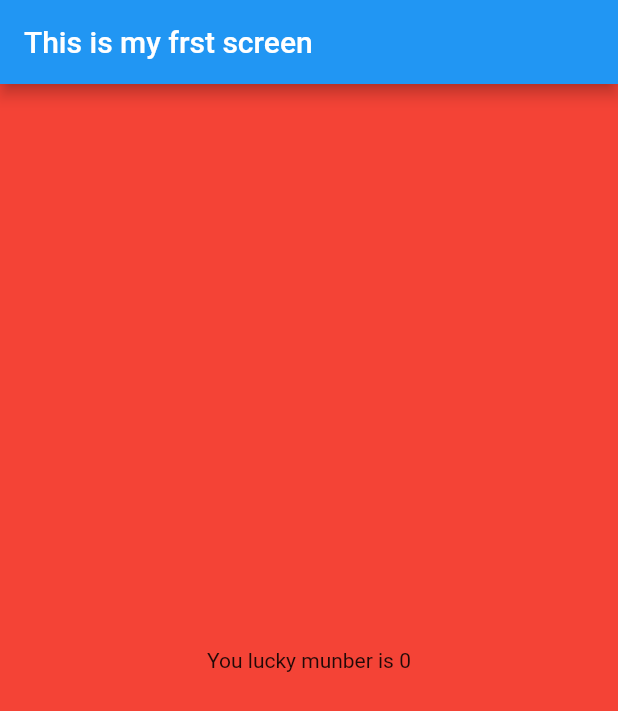
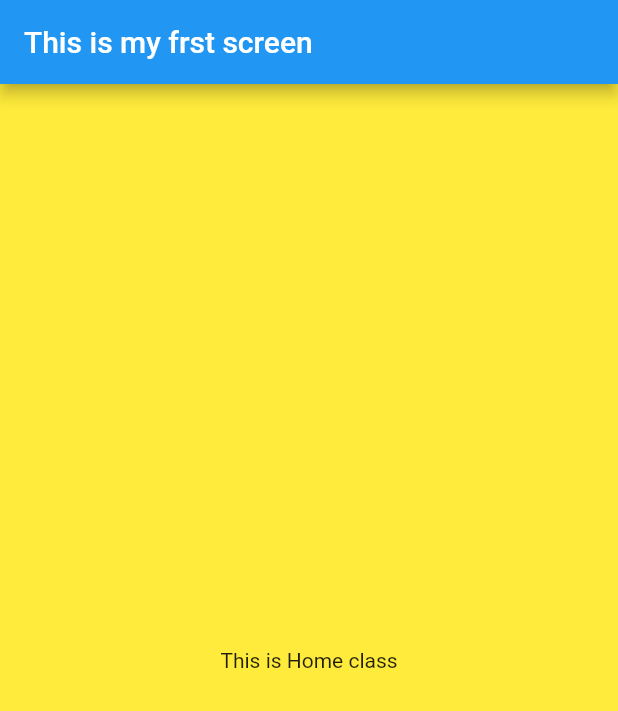
Before and after one commit to Ruchika30/FlutterApp, a Flutter app: the screen it shows after launch, on a phone screen of 412 x 824 dp. Shown: the top 711 px of the screen. Run offline on Flutter 3.47's test engine with Material 2 defaults, Android fonts, the phone set to English and light mode, and no system bars.

Commit message:
Calling another file from main

```diff
--- a/lib/main.dart
+++ b/lib/main.dart
@@ -1,5 +1,6 @@
 import 'package:flutter/material.dart';
 import './screens//first_screen.dart';
+import "./screens//Home.dart";
 
 void main() => runApp(new FlitterApp());
 
@@ -9,10 +10,10 @@ class FlitterApp extends StatelessWidget{
   Widget build(BuildContext context){
     return  MaterialApp(
       debugShowCheckedModeBanner: false,
-      title: 'Thus ius neww',
+      title: 'EXploring UI widgets',
       home: Scaffold(
         appBar: AppBar(title: Text("This is my frst screen"),),
-        body:  FirstScreen()
+        body:  Home()
       )
   );
   }
--- /dev/null
+++ b/lib/screens/Home.dart
@@ -0,0 +1,15 @@
+import 'package:flutter/material.dart';
+
+
+class Home extends StatelessWidget{
+   @override
+   Widget build(BuildContext context){
+    return Container(
+      alignment: Alignment.center,
+      color: Colors.yellow,
+      child:Text("This is Home class", textDirection: TextDirection.ltr,)
+
+
+    );
+  }
+}
```
